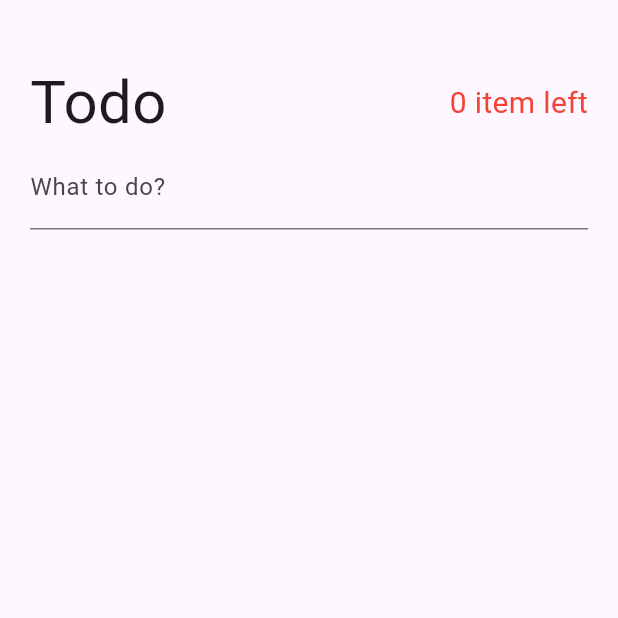
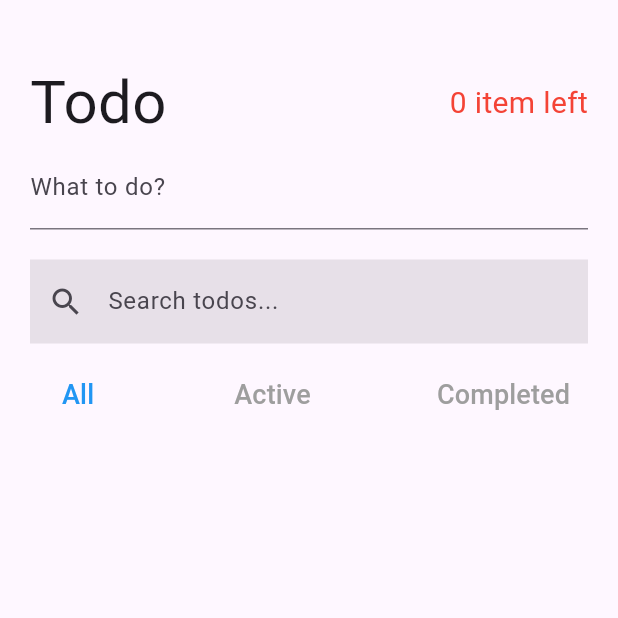
Before and after one commit to fahmi54321/todo_app_with_bloc, a Flutter app: the screen it shows after launch, on a phone screen of 412 x 824 dp, the top half of it. Run offline on Flutter 3.47's test engine with Material 2 defaults, Android fonts, the phone set to English and light mode, and no system bars; our stand-ins replace bloc, equatable, flutter_bloc.

Commit message:
implement cubit part 2

```diff
--- a/lib/cubits/filtered_todos/filtered_todos_cubit.dart
+++ b/lib/cubits/filtered_todos/filtered_todos_cubit.dart
@@ -12,38 +12,39 @@ import 'package:todo_app_with_bloc/models/todo_model.dart';
 part 'filtered_todos_state.dart';
 
 class FilteredTodosCubit extends Cubit<FilteredTodosState> {
-  //todo 2
   late StreamSubscription todoListSubscription;
   late StreamSubscription todoSearchSubscription;
   late StreamSubscription todoFilterSubscription;
 
-  //todo 3
   final TodoListCubit todoListCubit;
   final TodoSearchCubit todoSearchCubit;
   final TodoFilterCubit todoFilterCubit;
 
-  FilteredTodosCubit(
-    this.todoListCubit,
-    this.todoSearchCubit,
-    this.todoFilterCubit,
-  ) : super(FilteredTodosState.initial()) {
-    //todo 4
+  final List<Todo> initialTodos;
+
+  FilteredTodosCubit({
+    required this.todoListCubit,
+    required this.todoSearchCubit,
+    required this.todoFilterCubit,
+    required this.initialTodos,
+  }) : super(
+          FilteredTodosState(
+            filteredTodos: initialTodos,
+          ),
+        ) {
     todoListSubscription = todoListCubit.stream.listen((_) {
       setFilteredTodos();
     });
 
-    //todo 5
     todoSearchSubscription = todoSearchCubit.stream.listen((_) {
       setFilteredTodos();
     });
 
-    //todo 6
     todoFilterSubscription = todoFilterCubit.stream.listen((_) {
       setFilteredTodos();
     });
   }
 
-  //todo 7
   void setFilteredTodos() {
     List<Todo> filteredTodos;
 
@@ -76,7 +77,6 @@ class FilteredTodosCubit extends Cubit<FilteredTodosState> {
     emit(state.copyWith(filteredTodos: filteredTodos));
   }
 
-  //todo 8 (next cubits.dart)
   @override
   Future<void> close() {
     todoListSubscription.cancel();
--- a/lib/cubits/todo_list/todo_list_cubit.dart
+++ b/lib/cubits/todo_list/todo_list_cubit.dart
@@ -39,8 +39,9 @@ class TodoListCubit extends Cubit<TodoListState> {
   }
 
   //todo 5 (finish)
-  void removeTodo(String id) {
-    final newTodos = state.todos.where((Todo todo) => todo.id != id).toList();
+  void removeTodo(Todo todo) {
+    final newTodos =
+        state.todos.where((Todo todo) => todo.id != todo.id).toList();
 
     emit(state.copyWith(todos: newTodos));
   }
--- a/lib/main.dart
+++ b/lib/main.dart
@@ -32,9 +32,10 @@ class MyApp extends StatelessWidget {
         ),
         BlocProvider<FilteredTodosCubit>(
           create: (context) => FilteredTodosCubit(
-            context.read<TodoListCubit>(),
-            context.read<TodoSearchCubit>(),
-            context.read<TodoFilterCubit>(),
+            todoListCubit: context.read<TodoListCubit>(),
+            todoSearchCubit: context.read<TodoSearchCubit>(),
+            todoFilterCubit: context.read<TodoFilterCubit>(),
+            initialTodos: context.read<TodoListCubit>().state.todos,
           ),
         ),
       ],
--- /dev/null
+++ b/lib/pages/search_and_filter_todo.dart
@@ -0,0 +1,63 @@
+import 'package:flutter/material.dart';
+import 'package:flutter_bloc/flutter_bloc.dart';
+import 'package:todo_app_with_bloc/cubits/cubits.dart';
+import 'package:todo_app_with_bloc/models/todo_model.dart';
+
+class SearchAndFilterTodo extends StatelessWidget {
+  const SearchAndFilterTodo({super.key});
+
+  @override
+  Widget build(BuildContext context) {
+    return Column(
+      children: [
+        TextField(
+          decoration: const InputDecoration(
+            labelText: 'Search todos...',
+            border: InputBorder.none,
+            filled: true,
+            prefixIcon: Icon(Icons.search),
+          ),
+          onChanged: (String? newSearchTerm) {
+            if (newSearchTerm != null) {
+              context.read<TodoSearchCubit>().setSearchTerm(newSearchTerm);
+            }
+          },
+        ),
+        const SizedBox(height: 10.0),
+        Row(
+          mainAxisAlignment: MainAxisAlignment.spaceBetween,
+          children: [
+            filterButton(context, Filter.all),
+            filterButton(context, Filter.active),
+            filterButton(context, Filter.completed),
+          ],
+        ),
+      ],
+    );
+  }
+
+  Widget filterButton(BuildContext context, Filter filter) {
+    return TextButton(
+      onPressed: () {
+        context.read<TodoFilterCubit>().changeFilter(filter);
+      },
+      child: Text(
+        filter == Filter.all
+            ? 'All'
+            : filter == Filter.active
+                ? 'Active'
+                : 'Completed',
+        style: TextStyle(
+          fontSize: 18.0,
+          color: textColor(context, filter),
+        ),
+      ),
+    );
+  }
+
+  Color textColor(BuildContext context, Filter filter) {
+    final currentFilter = context.watch<TodoFilterCubit>().state.filter;
+
+    return currentFilter == filter ? Colors.blue : Colors.grey;
+  }
+}
--- a/lib/pages/todos_page.dart
+++ b/lib/pages/todos_page.dart
@@ -1,5 +1,7 @@
 import 'package:flutter/material.dart';
 import 'package:todo_app_with_bloc/pages/create_todo.dart';
+import 'package:todo_app_with_bloc/pages/search_and_filter_todo.dart';
+import 'package:todo_app_with_bloc/pages/show_todos.dart';
 import 'package:todo_app_with_bloc/pages/todo_header.dart';
 
 class TodosPage extends StatelessWidget {
@@ -17,8 +19,11 @@ class TodosPage extends StatelessWidget {
             ),
             child: Column(
               children: [
-                TodoHeader(), //todo 1
-                CreateTodo(), // todo 2 (finish)
+                TodoHeader(),
+                CreateTodo(),
+                SizedBox(height: 20.0),
+                SearchAndFilterTodo(), //todo 1
+                ShowTodos(), // todo 2 (finish)
               ],
             ),
           ),
```
Also changed, not shown: lib/pages/show_todos.dart (added, +157 -0 lines).
